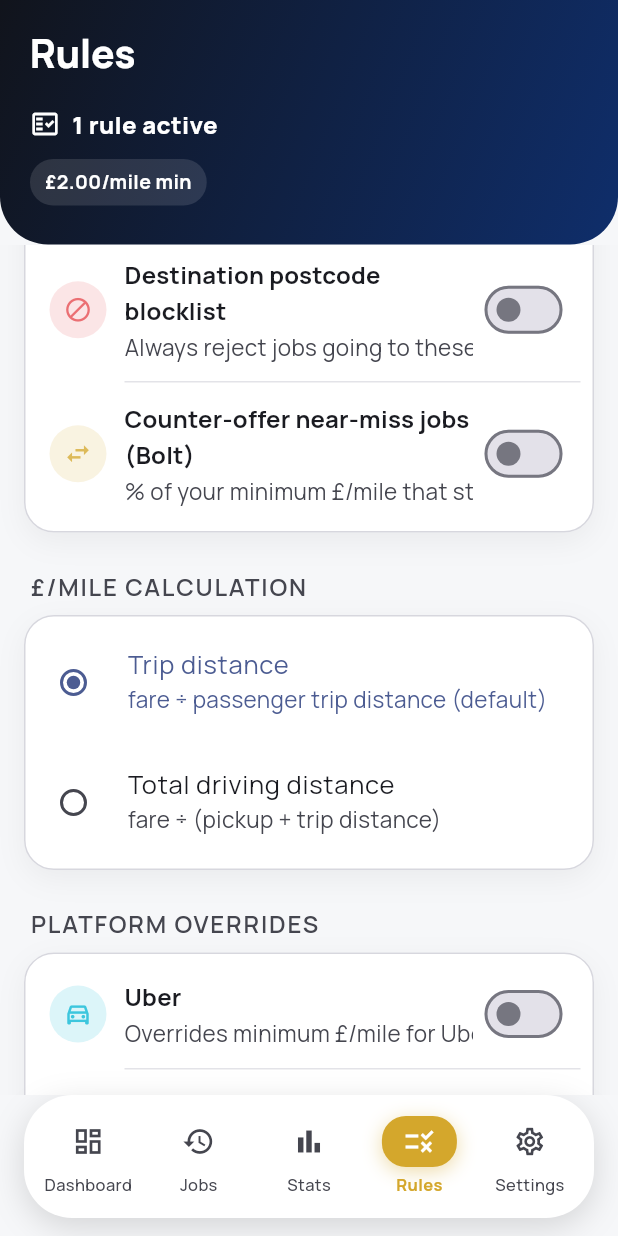
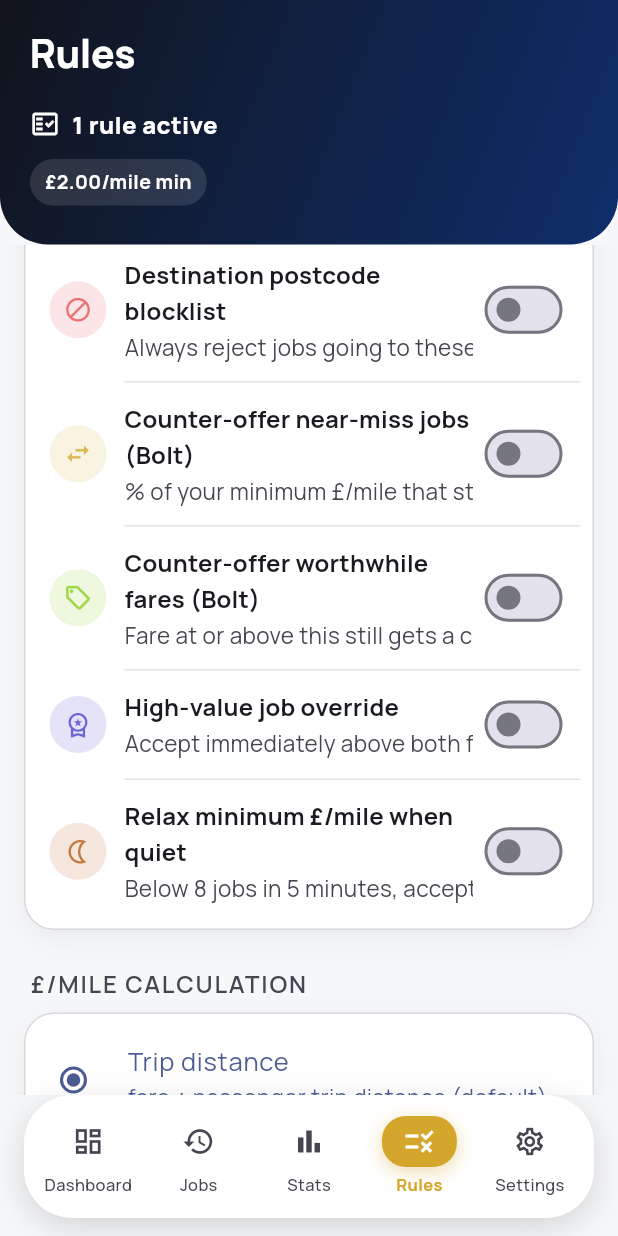
Before and after one commit to muj3009/myProjects, a Flutter app: the screen it shows after launch, item 4 of the bottom bar chosen, scrolled down 576 dp, on a phone screen of 412 x 824 dp. Run offline on Flutter 3.47's test engine with Material 3 defaults, Android fonts, the phone set to English and light mode, and no system bars; our stand-ins replace equatable, fl_chart, flutter_riverpod, sqflite; missing offline and left inert: google_mlkit_text_recognition; accounts and stored records are empty.

Commit message:
Add three driver-requested rules: fare-based counter-offer, high-value override, quiet-time relaxed minimum
All three are additive and off by default — the existing 17-test suite
passes completely unchanged, confirmed by running it against a git-stashed
copy before these changes too.

- Counter-offer worthwhile fares (Bolt): a job that only fails minimum
  £/mile still gets a counter-offer instead of a reject if its fare is at
  or above a driver-set floor (default £3.50) — a flat-fare alternative to
  the existing percentage-based counter-offer rule, independent of it.

- High-value job override: at or above a fare floor (default £15) and a
  £/mile floor (default £1.50), a job is accepted immediately, bypassing
  every other rule except the postcode blocklist (confirmed with the driver
  — a blocked destination must still always be rejected regardless of
  fare). Below the rate floor but still at/above the fare floor, a Bolt job
  gets a counter-offer instead of a reject.

- Relax minimum £/mile when quiet: during quiet periods (fewer than 8 jobs
  detected in the last 5 minutes, per the driver's own numbers), a job that
  only fails minimum £/mile is accepted anyway if it clears a relaxed floor
  (default £1.60/mile). During busy periods the normal minimum applies
  completely unchanged. Busy-time detection queries actual job history in
  AutomationController and is passed into JobDecisionEngine.evaluate as an
  optional isBusyTime parameter (default false, so any caller that doesn't
  pass it sees identical behavior to before).

Added a new HighValueJobTile widget (two independent values, so it doesn't
fit the single-value ThresholdRuleTile shape) and 13 new engine tests
covering all three rules, including their interaction with an already-
failing rule, the postcode-blocklist exception, and Bolt-vs-Uber scoping.

Also fixed two pre-existing, unrelated compile errors that were blocking
the test suite entirely (a missing DistanceCalculationMode import in
job_decision_engine_test.dart) — confirmed via git stash that both
predated this work.

Co-Authored-By: Claude Sonnet 5 <noreply@anthropic.com>

```diff
--- a/lib/core/constants/app_constants.dart
+++ b/lib/core/constants/app_constants.dart
@@ -31,4 +31,28 @@ class AppConstants {
   /// Default value for [RuleConfig.counterOfferBandPercent] — driver-editable
   /// in the Rules screen, matching the product spec's own 85% example.
   static const double defaultCounterOfferBandPercent = 85.0;
+
+  /// Default value for [RuleConfig.counterOfferFareFloor] — driver request:
+  /// a job worth £3.50 or more gets a counter-offer rather than an outright
+  /// reject when it only fails on £/mile.
+  static const double defaultCounterOfferFareFloor = 3.50;
+
+  /// Defaults for [RuleConfig.highValueJob] — driver request: a £15+ job at
+  /// £1.50+/mile is accepted immediately, bypassing every other rule except
+  /// the postcode blocklist; a £15+ job below that rate gets a counter-offer
+  /// instead of a reject.
+  static const double defaultHighValueJobFareFloor = 15.0;
+  static const double defaultHighValueJobAcceptRateFloor = 1.50;
+
+  /// Default value for [RuleConfig.quietTimeMinimumPoundsPerMile] — driver
+  /// request: during quiet periods, relax the effective minimum £/mile down
+  /// to this value (never up) rather than the driver's normal minimum.
+  static const double defaultQuietTimeMinimumPoundsPerMile = 1.60;
+
+  /// "Busy time" definition (driver-confirmed numbers, not currently
+  /// driver-editable): this many or more jobs detected within
+  /// [busyTimeWindow] counts as busy — see JobDecisionEngine's isBusyTime
+  /// parameter and AutomationController's busy-time detection.
+  static const int busyTimeJobThreshold = 8;
+  static const Duration busyTimeWindow = Duration(minutes: 5);
 }
--- a/lib/domain/entities/rule_config.dart
+++ b/lib/domain/entities/rule_config.dart
@@ -41,6 +41,40 @@ class PostcodeBlocklistConfig extends Equatable {
   List<Object?> get props => [enabled, blockedPrefixes];
 }
 
+/// "High-value job" override (spec: driver request) — at or above [fareFloor],
+/// a job that also clears [acceptRateFloor] £/mile is accepted immediately,
+/// bypassing every other threshold rule (pickup distance, trip distance,
+/// minimum fare, hourly rate) — but never the postcode blocklist, which the
+/// driver confirmed must still always apply regardless of fare. Below
+/// [acceptRateFloor] but still at/above [fareFloor], a Bolt job gets a
+/// counter-offer instead of a reject, same rescue mechanism as
+/// [RuleConfig.counterOfferFareFloor] but for higher-value jobs.
+class HighValueJobOverride extends Equatable {
+  const HighValueJobOverride({
+    this.enabled = false,
+    this.fareFloor = AppConstants.defaultHighValueJobFareFloor,
+    this.acceptRateFloor = AppConstants.defaultHighValueJobAcceptRateFloor,
+  });
+
+  final bool enabled;
+  final double fareFloor;
+  final double acceptRateFloor;
+
+  HighValueJobOverride copyWith({
+    bool? enabled,
+    double? fareFloor,
+    double? acceptRateFloor,
+  }) =>
+      HighValueJobOverride(
+        enabled: enabled ?? this.enabled,
+        fareFloor: fareFloor ?? this.fareFloor,
+        acceptRateFloor: acceptRateFloor ?? this.acceptRateFloor,
+      );
+
+  @override
+  List<Object?> get props => [enabled, fareFloor, acceptRateFloor];
+}
+
 /// The full set of configurable rules (spec section 6). Deliberately a plain
 /// data holder — evaluation logic lives in domain/rules, not here, so new
 /// rules can be added without widening this class's responsibilities.
@@ -58,6 +92,15 @@ class RuleConfig extends Equatable {
     this.counterOfferBandPercent = const ThresholdRule(
       enabled: false,
       value: AppConstants.defaultCounterOfferBandPercent,
+    ),
+    this.counterOfferFareFloor = const ThresholdRule(
+      enabled: false,
+      value: AppConstants.defaultCounterOfferFareFloor,
+    ),
+    this.highValueJob = const HighValueJobOverride(),
+    this.quietTimeMinimumPoundsPerMile = const ThresholdRule(
+      enabled: false,
+      value: AppConstants.defaultQuietTimeMinimumPoundsPerMile,
     ),
   });
 
@@ -87,6 +130,24 @@ class RuleConfig extends Equatable {
   /// to the normal reject, same as every other rule here.
   final ThresholdRule counterOfferBandPercent;
 
+  /// Rule 8 (Bolt-only) — a flat-fare alternative to [counterOfferBandPercent]:
+  /// a job whose total fare is at or above this amount gets a counter-offer
+  /// rather than an outright reject when it only fails on £/mile, regardless
+  /// of how that fare compares to the driver's own minimum rate. Independent
+  /// of [counterOfferBandPercent] — either one qualifying is enough to
+  /// trigger a counter-offer.
+  final ThresholdRule counterOfferFareFloor;
+
+  /// Rule 9 — see [HighValueJobOverride].
+  final HighValueJobOverride highValueJob;
+
+  /// Rule 10 — during quiet periods (8+ jobs detected in the last 5 minutes
+  /// counts as busy — see JobDecisionEngine.evaluate's isBusyTime parameter),
+  /// relax the effective minimum £/mile down to this value if it's lower
+  /// than [minimumPoundsPerMile] — never up. During busy periods,
+  /// [minimumPoundsPerMile] applies completely unchanged.
+  final ThresholdRule quietTimeMinimumPoundsPerMile;
+
   RuleConfig copyWith({
     ThresholdRule? minimumPoundsPerMile,
     ThresholdRule? maximumPickupDistanceMiles,
@@ -95,6 +156,9 @@ class RuleConfig extends Equatable {
     ThresholdRule? minimumHourlyRate,
     PostcodeBlocklistConfig? postcodeBlocklist,
     ThresholdRule? counterOfferBandPercent,
+    ThresholdRule? counterOfferFareFloor,
+    HighValueJobOverride? highValueJob,
+    ThresholdRule? quietTimeMinimumPoundsPerMile,
   }) {
     return RuleConfig(
       minimumPoundsPerMile: minimumPoundsPerMile ?? this.minimumPoundsPerMile,
@@ -105,6 +169,10 @@ class RuleConfig extends Equatable {
       minimumHourlyRate: minimumHourlyRate ?? this.minimumHourlyRate,
       postcodeBlocklist: postcodeBlocklist ?? this.postcodeBlocklist,
       counterOfferBandPercent: counterOfferBandPercent ?? this.counterOfferBandPercent,
+      counterOfferFareFloor: counterOfferFareFloor ?? this.counterOfferFareFloor,
+      highValueJob: highValueJob ?? this.highValueJob,
+      quietTimeMinimumPoundsPerMile:
+          quietTimeMinimumPoundsPerMile ?? this.quietTimeMinimumPoundsPerMile,
     );
   }
 
@@ -117,5 +185,8 @@ class RuleConfig extends Equatable {
         minimumHourlyRate,
         postcodeBlocklist,
         counterOfferBandPercent,
+        counterOfferFareFloor,
+        highValueJob,
+        quietTimeMinimumPoundsPerMile,
       ];
 }
--- a/lib/domain/services/job_decision_engine.dart
+++ b/lib/domain/services/job_decision_engine.dart
@@ -41,7 +41,13 @@ class JobDecisionEngine {
   /// the Rule Builder UI so it can render a row per rule.
   List<Rule> get availableRules => List.unmodifiable(_rules);
 
-  DecisionOutcome evaluate(TaxiJob job, DriverSettings settings) {
+  /// [isBusyTime] — driver request: whether 8+ jobs have been detected in
+  /// the last 5 minutes (computed by the caller — AutomationController —
+  /// since that requires job-history I/O this pure engine deliberately
+  /// doesn't do itself; see RuleConfig.quietTimeMinimumPoundsPerMile).
+  /// Defaults to false (treated as "not busy") so any caller that doesn't
+  /// pass it gets the same behavior as before this parameter existed.
+  DecisionOutcome evaluate(TaxiJob job, DriverSettings settings, {bool isBusyTime = false}) {
     final ruleConfig = settings.rulesFor(job.platform);
     final view = RuleConfigView(
       rules: ruleConfig,
@@ -66,7 +72,77 @@ class JobDecisionEngine {
         ? job.fare! / (job.estimatedDurationMinutes! / 60.0)
         : null;
 
+    // Driver request: a "high-value job" — at or above a fare floor and a
+    // £/mile floor — is accepted immediately, ignoring every other rule
+    // (pickup distance, trip distance, minimum fare, hourly rate). The one
+    // deliberate exception is the postcode blocklist: driver-confirmed that
+    // a destination they've explicitly blocked must still always be
+    // rejected, no matter how good the fare is. Checked before the normal
+    // fail/unknown/accept decision tree entirely, since "ignore all other
+    // filters" means this can't be scoped to "only when nothing else failed"
+    // the way the counter-offer rescues below are.
+    if (ruleConfig.highValueJob.enabled && job.fare != null) {
+      final highValue = ruleConfig.highValueJob;
+      if (job.fare! >= highValue.fareFloor) {
+        final postcodeBlocked = evaluations.any(
+          (e) => e.ruleName == const PostcodeBlocklistRule().name && e.result == RuleResult.fail,
+        );
+        if (!postcodeBlocked && poundsPerMile != null) {
+          if (poundsPerMile >= highValue.acceptRateFloor) {
+            return DecisionOutcome(
+              decision: JobDecision.accepted,
+              evaluations: evaluations,
+              reason: _bulletList([
+                'Fare is £${job.fare!.toStringAsFixed(2)} (at or above your £${highValue.fareFloor.toStringAsFixed(2)} '
+                    'high-value threshold) at £${poundsPerMile.toStringAsFixed(2)}/mile (at or above your '
+                    '£${highValue.acceptRateFloor.toStringAsFixed(2)}/mile floor) — accepted immediately, '
+                    'ignoring your other rules',
+              ]),
+              poundsPerMile: poundsPerMile,
+              estimatedHourlyRate: hourlyRate,
+            );
+          } else if (job.platform == PlatformType.bolt) {
+            return DecisionOutcome(
+              decision: JobDecision.counterOffered,
+              evaluations: evaluations,
+              reason: _bulletList([
+                'Fare is £${job.fare!.toStringAsFixed(2)} (at or above your £${highValue.fareFloor.toStringAsFixed(2)} '
+                    'high-value threshold) but only £${poundsPerMile.toStringAsFixed(2)}/mile — JobFilter sent a '
+                    'counter-offer instead of rejecting it',
+              ]),
+              poundsPerMile: poundsPerMile,
+              estimatedHourlyRate: hourlyRate,
+            );
+          }
+        }
+      }
+    }
+
     if (failed.isNotEmpty) {
+      // Driver request: during a quiet period (not busy — see isBusyTime),
+      // relax the effective minimum £/mile down to this value rather than
+      // rejecting. Scoped the same as the rescues below (only when £/mile is
+      // the sole failing rule) and checked first, since an outright accept
+      // is a better outcome for the driver than a counter-offer attempt.
+      if (ruleConfig.quietTimeMinimumPoundsPerMile.enabled &&
+          !isBusyTime &&
+          failed.length == 1 &&
+          failed.first.ruleName == const MinimumPoundsPerMileRule().name &&
+          poundsPerMile != null &&
+          poundsPerMile >= ruleConfig.quietTimeMinimumPoundsPerMile.value) {
+        return DecisionOutcome(
+          decision: JobDecision.accepted,
+          evaluations: evaluations,
+          reason: _bulletList([
+            'It\'s quiet right now, so JobFilter relaxed your minimum down to '
+                '£${ruleConfig.quietTimeMinimumPoundsPerMile.value.toStringAsFixed(2)}/mile — this job pays '
+                '£${poundsPerMile.toStringAsFixed(2)}/mile, so it was accepted',
+          ]),
+          poundsPerMile: poundsPerMile,
+          estimatedHourlyRate: hourlyRate,
+        );
+      }
+
       // Driver request: a Bolt job that fails ONLY on £/mile, and isn't too
       // far under the threshold, gets a counter-offer instead of an outright
       // reject — see RuleConfig.counterOfferBandPercent's doc comment.
@@ -94,6 +170,32 @@ class JobDecisionEngine {
             estimatedHourlyRate: hourlyRate,
           );
         }
+      }
+
+      // Driver request: a flat-fare alternative to the percentage-based
+      // rescue above — a Bolt job worth at least this much still gets a
+      // counter-offer even if it's nowhere near the driver's minimum
+      // £/mile, since the total money can still make it worth trying for
+      // more rather than rejecting outright. Independent of the band-percent
+      // rescue above — either one qualifying is enough.
+      if (job.platform == PlatformType.bolt &&
+          ruleConfig.counterOfferFareFloor.enabled &&
+          failed.length == 1 &&
+          failed.first.ruleName == const MinimumPoundsPerMileRule().name &&
+          job.fare != null &&
+          job.fare! >= ruleConfig.counterOfferFareFloor.value) {
+        return DecisionOutcome(
+          decision: JobDecision.counterOffered,
+          evaluations: evaluations,
+          reason: _bulletList([
+            failed.first.detail,
+            'The fare is still £${job.fare!.toStringAsFixed(2)} (at or above your '
+                '£${ruleConfig.counterOfferFareFloor.value.toStringAsFixed(2)} counter-offer floor), so '
+                'JobFilter sent a counter-offer instead of rejecting it',
+          ]),
+          poundsPerMile: poundsPerMile,
+          estimatedHourlyRate: hourlyRate,
+        );
       }
 
       return DecisionOutcome(
--- a/lib/presentation/screens/rules/rules_screen.dart
+++ b/lib/presentation/screens/rules/rules_screen.dart
@@ -10,6 +10,7 @@ import '../../widgets/hero_header.dart';
 import '../../widgets/hero_pill.dart';
 import '../../widgets/section_card.dart';
 import '../../widgets/section_header.dart';
+import 'widgets/high_value_job_tile.dart';
 import 'widgets/postcode_blocklist_tile.dart';
 import 'widgets/threshold_rule_tile.dart';
 
@@ -130,6 +131,34 @@ class RulesScreen extends ConsumerWidget {
                   color: const Color(0xFFD4A72C),
                   onChanged: (r) =>
                       updateRules((c) => c.copyWith(counterOfferBandPercent: r)),
+                ),
+                const _RowDivider(),
+                ThresholdRuleTile(
+                  title: 'Counter-offer worthwhile fares (Bolt)',
+                  subtitle: 'Fare at or above this still gets a counter, not a reject.',
+                  unitPrefix: '£',
+                  icon: Icons.local_offer_outlined,
+                  rule: rules.counterOfferFareFloor,
+                  color: const Color(0xFF84CC16),
+                  onChanged: (r) =>
+                      updateRules((c) => c.copyWith(counterOfferFareFloor: r)),
+                ),
+                const _RowDivider(),
+                HighValueJobTile(
+                  config: rules.highValueJob,
+                  onChanged: (v) => updateRules((c) => c.copyWith(highValueJob: v)),
+                ),
+                const _RowDivider(),
+                ThresholdRuleTile(
+                  title: 'Relax minimum £/mile when quiet',
+                  subtitle: 'Below 8 jobs in 5 minutes, accept above this rate instead.',
+                  unitPrefix: '£',
+                  unitSuffix: '/mile',
+                  icon: Icons.nightlight_outlined,
+                  rule: rules.quietTimeMinimumPoundsPerMile,
+                  color: const Color(0xFFB45309),
+                  onChanged: (r) =>
+                      updateRules((c) => c.copyWith(quietTimeMinimumPoundsPerMile: r)),
                 ),
               ],
             ),
@@ -275,6 +304,12 @@ class _RulesHeroBody extends StatelessWidget {
             '${rules.postcodeBlocklist.blockedPrefixes.length == 1 ? '' : 's'} blocked',
       if (rules.counterOfferBandPercent.enabled)
         'Counter-offer at ${rules.counterOfferBandPercent.value.toStringAsFixed(0)}%',
+      if (rules.counterOfferFareFloor.enabled)
+        'Counter-offer £${rules.counterOfferFareFloor.value.toStringAsFixed(2)}+ fares',
+      if (rules.highValueJob.enabled)
+        '£${rules.highValueJob.fareFloor.toStringAsFixed(0)}+ at £${rules.highValueJob.acceptRateFloor.toStringAsFixed(2)}/mi auto-accepts',
+      if (rules.quietTimeMinimumPoundsPerMile.enabled)
+        'Quiet-time min £${rules.quietTimeMinimumPoundsPerMile.value.toStringAsFixed(2)}/mile',
     ];
 
     return Column(
--- /dev/null
+++ b/lib/presentation/screens/rules/widgets/high_value_job_tile.dart
@@ -0,0 +1,174 @@
+import 'package:flutter/material.dart';
+import 'package:flutter/services.dart';
+
+import '../../../../domain/entities/rule_config.dart';
+import 'threshold_rule_tile.dart' show RuleIcon, ScrollableSubtitle;
+
+/// Rule Builder row for [HighValueJobOverride] — same compact-when-off,
+/// expand-when-on pattern as [ThresholdRuleTile], but with two independent
+/// values (a fare floor and a £/mile floor) instead of one, so it doesn't
+/// fit that widget's single-value shape.
+class HighValueJobTile extends StatefulWidget {
+  const HighValueJobTile({
+    super.key,
+    required this.config,
+    required this.onChanged,
+  });
+
+  final HighValueJobOverride config;
+  final ValueChanged<HighValueJobOverride> onChanged;
+
+  @override
+  State<HighValueJobTile> createState() => _HighValueJobTileState();
+}
+
+class _HighValueJobTileState extends State<HighValueJobTile> {
+  late final TextEditingController _fareController;
+  late final TextEditingController _rateController;
+
+  static const _color = Color(0xFF4338CA);
+
+  @override
+  void initState() {
+    super.initState();
+    _fareController = TextEditingController(text: widget.config.fareFloor.toStringAsFixed(2));
+    _rateController = TextEditingController(text: widget.config.acceptRateFloor.toStringAsFixed(2));
+  }
+
+  @override
+  void didUpdateWidget(covariant HighValueJobTile oldWidget) {
+    super.didUpdateWidget(oldWidget);
+    if (oldWidget.config.fareFloor != widget.config.fareFloor &&
+        !_fareController.selection.isValid) {
+      _fareController.text = widget.config.fareFloor.toStringAsFixed(2);
+    }
+    if (oldWidget.config.acceptRateFloor != widget.config.acceptRateFloor &&
+        !_rateController.selection.isValid) {
+      _rateController.text = widget.config.acceptRateFloor.toStringAsFixed(2);
+    }
+  }
+
+  @override
+  void dispose() {
+    _fareController.dispose();
+    _rateController.dispose();
+    super.dispose();
+  }
+
+  void _commitFare(String raw) {
+    final parsed = double.tryParse(raw);
+    if (parsed == null || parsed <= 0) return;
+    widget.onChanged(widget.config.copyWith(fareFloor: parsed));
+  }
+
+  void _commitRate(String raw) {
+    final parsed = double.tryParse(raw);
+    if (parsed == null || parsed <= 0) return;
+    widget.onChanged(widget.config.copyWith(acceptRateFloor: parsed));
+  }
+
+  @override
+  Widget build(BuildContext context) {
+    final config = widget.config;
+    final theme = Theme.of(context);
+
+    return Padding(
+      padding: const EdgeInsets.symmetric(horizontal: 16, vertical: 12),
+      child: Column(
+        crossAxisAlignment: CrossAxisAlignment.start,
+        children: [
+          Row(
+            crossAxisAlignment: CrossAxisAlignment.center,
+            children: [
+              RuleIcon(icon: Icons.workspace_premium_outlined, active: config.enabled, color: _color),
+              const SizedBox(width: 12),
+              Expanded(
+                child: Column(
+                  crossAxisAlignment: CrossAxisAlignment.start,
+                  mainAxisSize: MainAxisSize.min,
+                  children: [
+                    Text(
+                      'High-value job override',
+                      maxLines: 2,
+                      overflow: TextOverflow.ellipsis,
+                      style: theme.textTheme.titleMedium?.copyWith(fontWeight: FontWeight.w700),
+                    ),
+                    const SizedBox(height: 2),
+                    const ScrollableSubtitle(
+                      'Accept immediately above both floors — ignores your other rules (except the blocklist).',
+                    ),
+                  ],
+                ),
+              ),
+              if (config.enabled) ...[
+                const SizedBox(width: 8),
+                Container(
+                  padding: const EdgeInsets.symmetric(horizontal: 10, vertical: 5),
+                  decoration: BoxDecoration(
+                    color: _color.withValues(alpha: 0.14),
+                    borderRadius: BorderRadius.circular(20),
+                  ),
+                  child: Text(
+                    '£${config.fareFloor.toStringAsFixed(0)}+ · £${config.acceptRateFloor.toStringAsFixed(2)}/mi',
+                    style: const TextStyle(color: _color, fontWeight: FontWeight.w800, fontSize: 12),
+                  ),
+                ),
+              ],
+              const SizedBox(width: 4),
+              Switch(
+                value: config.enabled,
+                onChanged: (enabled) => widget.onChanged(config.copyWith(enabled: enabled)),
+              ),
+            ],
+          ),
+          AnimatedSize(
+            duration: const Duration(milliseconds: 180),
+            curve: Curves.easeOut,
+            alignment: Alignment.topCenter,
+            child: config.enabled
+                ? Padding(
+                    padding: const EdgeInsets.only(top: 10, left: 52),
+                    child: Row(
+                      children: [
+                        Expanded(
+                          child: TextField(
+                            controller: _fareController,
+                            keyboardType: const TextInputType.numberWithOptions(decimal: true),
+                            inputFormatters: [
+                              FilteringTextInputFormatter.allow(RegExp(r'^\d*\.?\d{0,2}'))
+                            ],
+                            decoration: const InputDecoration(
+                              isDense: true,
+                              prefixText: '£',
+                              labelText: 'Fare ≥',
+                            ),
+                            onChanged: _commitFare,
+                          ),
+                        ),
+                        const SizedBox(width: 10),
+                        Expanded(
+                          child: TextField(
+                            controller: _rateController,
+                            keyboardType: const TextInputType.numberWithOptions(decimal: true),
+                            inputFormatters: [
+                              FilteringTextInputFormatter.allow(RegExp(r'^\d*\.?\d{0,2}'))
+                            ],
+                            decoration: const InputDecoration(
+                              isDense: true,
+                              prefixText: '£',
+                              suffixText: '/mi',
+                              labelText: 'Rate ≥',
+                            ),
+                            onChanged: _commitRate,
+                          ),
+                        ),
+                      ],
+                    ),
+                  )
+                : const SizedBox(width: double.infinity),
+          ),
+        ],
+      ),
+    );
+  }
+}
```
Also changed, not shown: lib/application/controllers/automation_controller.dart (+21 -2 lines), lib/data/models/driver_settings_mapper.dart (+27 -0 lines), 1 other file.
